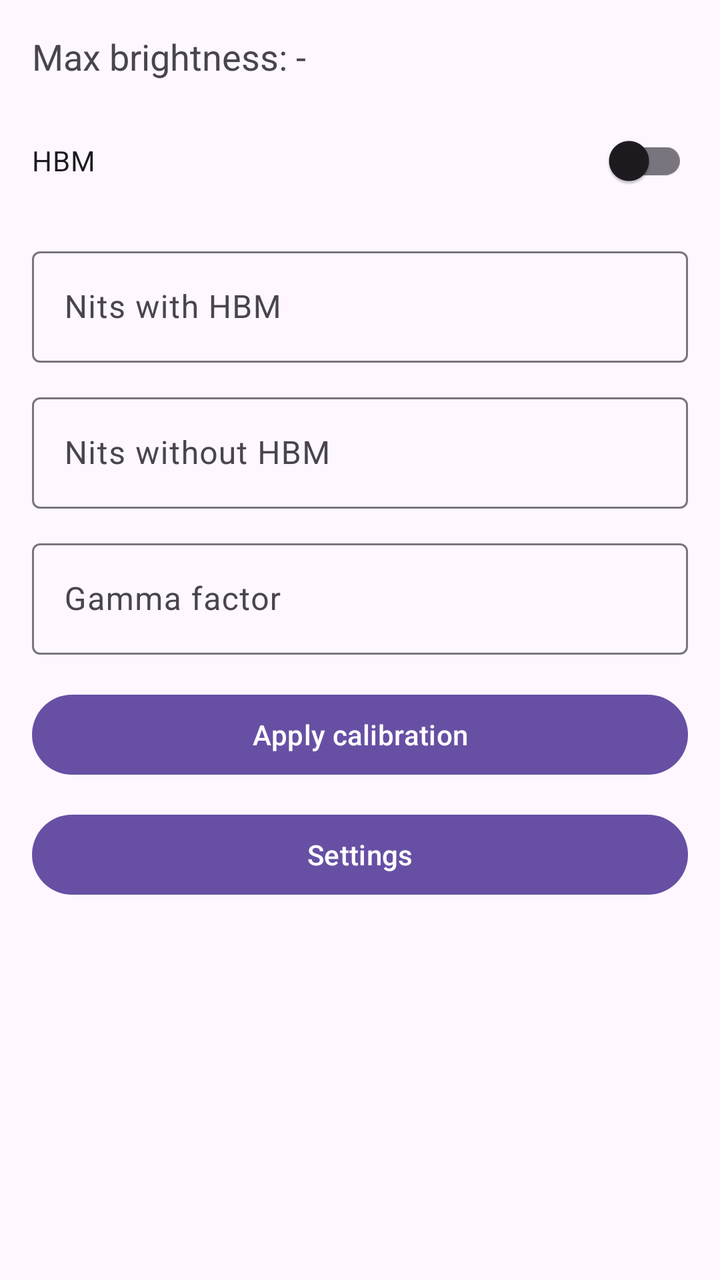
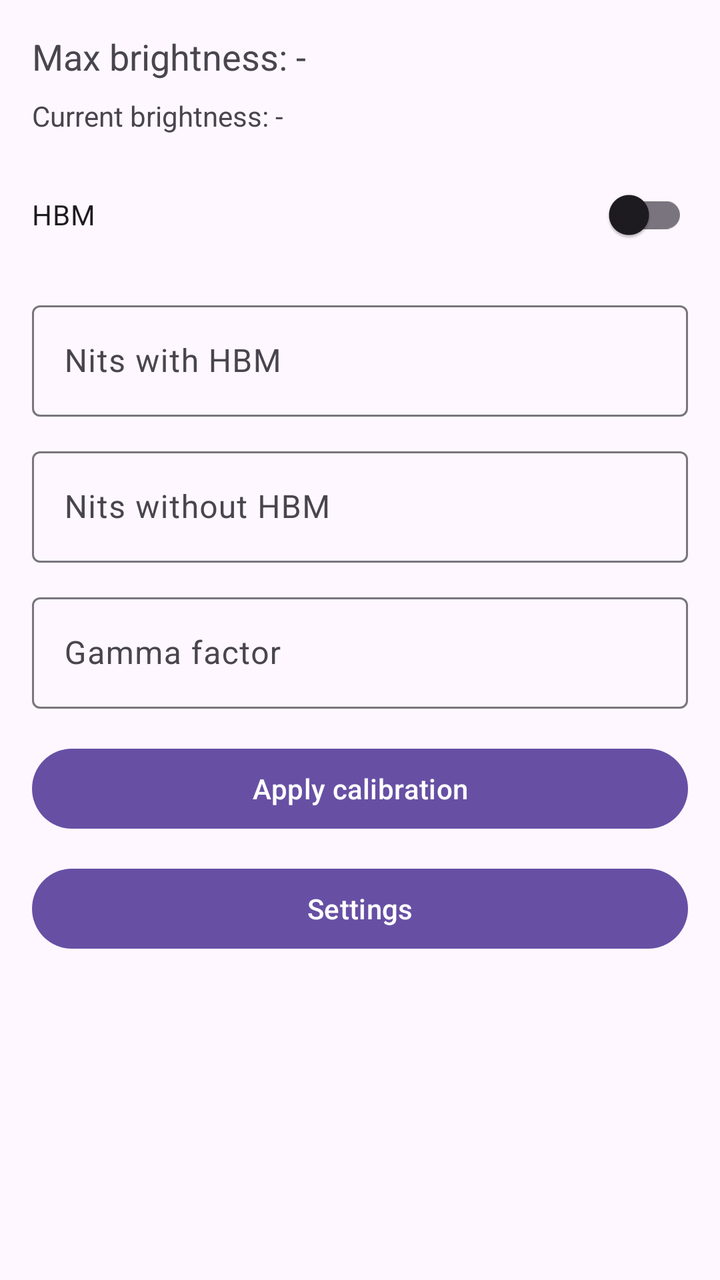

An Android layout rendered at two revisions. The XML below is the earlier revision; the diff shows what the commit changed to produce the second picture.
<!-- AndroidManifest.xml: application theme Theme.StayMates -->
<!-- res/layout/activity_main.xml -->
<?xml version="1.0" encoding="utf-8"?>
<androidx.constraintlayout.widget.ConstraintLayout xmlns:android="http://schemas.android.com/apk/res/android"
    xmlns:app="http://schemas.android.com/apk/res-auto"
    xmlns:tools="http://schemas.android.com/tools"
    android:id="@+id/main"
    android:layout_width="match_parent"
    android:layout_height="match_parent"
    tools:context=".MainActivity">

    <TextView
        android:id="@+id/maxBrightnessValue"
        android:layout_width="0dp"
        android:layout_height="wrap_content"
        android:layout_marginStart="16dp"
        android:layout_marginTop="16dp"
        android:layout_marginEnd="16dp"
        android:text="Max brightness: -"
        android:textSize="18sp"
        app:layout_constraintEnd_toEndOf="parent"
        app:layout_constraintStart_toStartOf="parent"
        app:layout_constraintTop_toTopOf="parent" />

    <com.google.android.material.switchmaterial.SwitchMaterial
        android:id="@+id/hbmToggle"
        android:layout_width="0dp"
        android:layout_height="wrap_content"
        android:layout_marginStart="16dp"
        android:layout_marginTop="16dp"
        android:layout_marginEnd="16dp"
        android:text="HBM"
        app:layout_constraintEnd_toEndOf="parent"
        app:layout_constraintStart_toStartOf="parent"
        app:layout_constraintTop_toBottomOf="@id/maxBrightnessValue" />

    <com.google.android.material.textfield.TextInputLayout
        android:id="@+id/nitsWithHbmLayout"
        android:layout_width="0dp"
        android:layout_height="wrap_content"
        android:layout_marginStart="16dp"
        android:layout_marginTop="16dp"
        android:layout_marginEnd="16dp"
        app:layout_constraintEnd_toEndOf="parent"
        app:layout_constraintStart_toStartOf="parent"
        app:layout_constraintTop_toBottomOf="@id/hbmToggle">

        <com.google.android.material.textfield.TextInputEditText
            android:id="@+id/nitsWithHbmInput"
            android:layout_width="match_parent"
            android:layout_height="wrap_content"
            android:hint="Nits with HBM"
            android:inputType="numberDecimal" />
    </com.google.android.material.textfield.TextInputLayout>

    <com.google.android.material.textfield.TextInputLayout
        android:id="@+id/nitsWithoutHbmLayout"
        android:layout_width="0dp"
        android:layout_height="wrap_content"
        android:layout_marginStart="16dp"
        android:layout_marginTop="12dp"
        android:layout_marginEnd="16dp"
        app:layout_constraintEnd_toEndOf="parent"
        app:layout_constraintStart_toStartOf="parent"
        app:layout_constraintTop_toBottomOf="@id/nitsWithHbmLayout">

        <com.google.android.material.textfield.TextInputEditText
            android:id="@+id/nitsWithoutHbmInput"
            android:layout_width="match_parent"
            android:layout_height="wrap_content"
            android:hint="Nits without HBM"
            android:inputType="numberDecimal" />
    </com.google.android.material.textfield.TextInputLayout>

    <com.google.android.material.textfield.TextInputLayout
        android:id="@+id/gammaLayout"
        android:layout_width="0dp"
        android:layout_height="wrap_content"
        android:layout_marginStart="16dp"
        android:layout_marginTop="12dp"
        android:layout_marginEnd="16dp"
        app:layout_constraintEnd_toEndOf="parent"
        app:layout_constraintStart_toStartOf="parent"
        app:layout_constraintTop_toBottomOf="@id/nitsWithoutHbmLayout">

        <com.google.android.material.textfield.TextInputEditText
            android:id="@+id/gammaInput"
            android:layout_width="match_parent"
            android:layout_height="wrap_content"
            android:hint="Gamma factor"
            android:inputType="numberDecimal" />
    </com.google.android.material.textfield.TextInputLayout>

    <com.google.android.material.button.MaterialButton
        android:id="@+id/applyCalibration"
        android:layout_width="0dp"
        android:layout_height="wrap_content"
        android:layout_marginStart="16dp"
        android:layout_marginTop="16dp"
        android:layout_marginEnd="16dp"
        android:text="Apply calibration"
        app:layout_constraintEnd_toEndOf="parent"
        app:layout_constraintStart_toStartOf="parent"
        app:layout_constraintTop_toBottomOf="@id/gammaLayout" />

    <com.google.android.material.button.MaterialButton
        android:id="@+id/openSettings"
        android:layout_width="0dp"
        android:layout_height="wrap_content"
        android:layout_marginStart="16dp"
        android:layout_marginTop="12dp"
        android:layout_marginEnd="16dp"
        android:text="Settings"
        app:layout_constraintEnd_toEndOf="parent"
        app:layout_constraintStart_toStartOf="parent"
        app:layout_constraintTop_toBottomOf="@id/applyCalibration" />

    <TextView
        android:id="@+id/statusText"
        android:layout_width="0dp"
        android:layout_height="0dp"
        android:layout_marginStart="16dp"
        android:layout_marginTop="12dp"
        android:layout_marginEnd="16dp"
        android:layout_marginBottom="16dp"
        android:text=""
        app:layout_constraintBottom_toBottomOf="parent"
        app:layout_constraintEnd_toEndOf="parent"
        app:layout_constraintStart_toStartOf="parent"
        app:layout_constraintTop_toBottomOf="@id/openSettings" />

</androidx.constraintlayout.widget.ConstraintLayout>
<!-- resources referenced by this layout -->
<resources>
  <style name="Theme.StayMates" parent="Base.Theme.StayMates" />
  <style name="Base.Theme.StayMates" parent="Theme.Material3.DayNight.NoActionBar">
          
          
      </style>
</resources>

<!-- the commit's change to res/layout/activity_main.xml (unified diff, before → after) -->
@@ -20,6 +20,18 @@
         app:layout_constraintStart_toStartOf="parent"
         app:layout_constraintTop_toTopOf="parent" />
 
+    <TextView
+        android:id="@+id/currentBrightnessValue"
+        android:layout_width="0dp"
+        android:layout_height="wrap_content"
+        android:layout_marginStart="16dp"
+        android:layout_marginTop="8dp"
+        android:layout_marginEnd="16dp"
+        android:text="Current brightness: -"
+        app:layout_constraintEnd_toEndOf="parent"
+        app:layout_constraintStart_toStartOf="parent"
+        app:layout_constraintTop_toBottomOf="@id/maxBrightnessValue" />
+
     <com.google.android.material.switchmaterial.SwitchMaterial
         android:id="@+id/hbmToggle"
         android:layout_width="0dp"
@@ -30,7 +42,7 @@
         android:text="HBM"
         app:layout_constraintEnd_toEndOf="parent"
         app:layout_constraintStart_toStartOf="parent"
-        app:layout_constraintTop_toBottomOf="@id/maxBrightnessValue" />
+        app:layout_constraintTop_toBottomOf="@id/currentBrightnessValue" />
 
     <com.google.android.material.textfield.TextInputLayout
         android:id="@+id/nitsWithHbmLayout"
